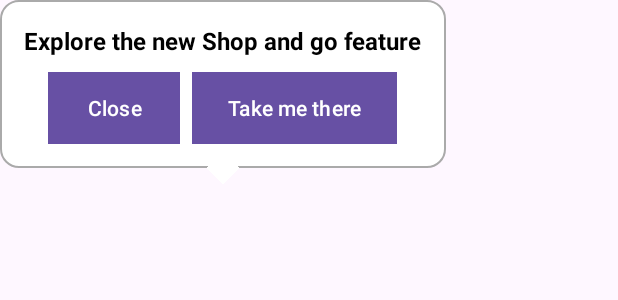
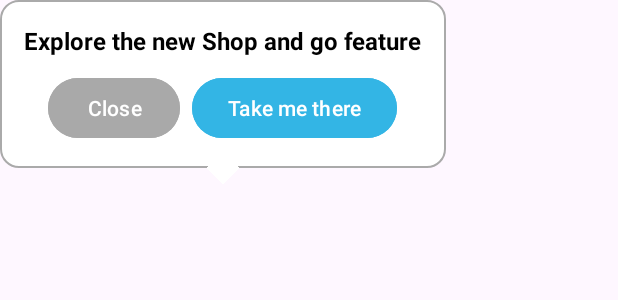
Before and after one commit to sgopal138/android-tooltip, an Android app built with Jetpack Compose: the layout tooltip_layout.xml on its own in the app's theme, with its tools: preview values and no code run, on a phone screen of 412 x 824 dp. Shown: the top 300 px of the screen. Run offline under Robolectric (Android 15) with nearby library versions, the phone set to English and light mode, and no system bars; Roboto replaces fonts that are not available here.

```diff
--- a/app/src/main/java/com/example/tooltipapplication/ComposeActivity.kt
+++ b/app/src/main/java/com/example/tooltipapplication/ComposeActivity.kt
@@ -55,7 +55,7 @@ class ComposeActivity : ComponentActivity() {
             )
             StoreSelectionScreen(storeList)*/
 
-            CheckoutItem()
+            CheckoutScreen()
         }
     }
 }
--- /dev/null
+++ b/app/src/main/res/drawable-night/highlight_background.xml
@@ -0,0 +1,5 @@
+<shape xmlns:android="http://schemas.android.com/apk/res/android"
+    android:shape="rectangle">
+    <solid android:color="#555555"/> <!-- Dark gray for dark mode -->
+    <corners android:radius="8dp"/>
+</shape>
--- /dev/null
+++ b/app/src/main/res/drawable/highlight_background.xml
@@ -0,0 +1,5 @@
+<shape xmlns:android="http://schemas.android.com/apk/res/android"
+    android:shape="rectangle">
+    <solid android:color="#FFE082"/> <!-- Light Amber -->
+    <corners android:radius="8dp"/>
+</shape>
--- /dev/null
+++ b/app/src/main/res/drawable/tooltips_background.xml
@@ -0,0 +1,4 @@
+<shape xmlns:android="http://schemas.android.com/apk/res/android">
+    <solid android:color="@color/tooltip_bg_color" />
+    <corners android:radius="8dp" />
+</shape>
--- a/app/src/main/res/layout/tooltip_layout.xml
+++ b/app/src/main/res/layout/tooltip_layout.xml
@@ -1,9 +1,18 @@
 <?xml version="1.0" encoding="utf-8"?>
-<LinearLayout xmlns:android="http://schemas.android.com/apk/res/android"
+<FrameLayout xmlns:android="http://schemas.android.com/apk/res/android"
+    android:id="@+id/tooltip_root"
+    android:layout_width="match_parent"
+    android:layout_height="match_parent"
+    android:clickable="true"
+    android:background="@android:color/transparent">
+
+    <!-- This container will be positioned programmatically -->
+    <LinearLayout
+        android:id="@+id/tooltip_container"
         android:layout_width="wrap_content"
         android:layout_height="wrap_content"
         android:orientation="vertical"
-    android:gravity="center"
+        android:layout_gravity="top|start"
         android:background="@android:color/transparent">
 
         <!-- Tooltip Box -->
@@ -20,9 +29,9 @@
                 android:layout_width="wrap_content"
                 android:layout_height="wrap_content"
                 android:text="Explore the new Shop and go feature"
-            android:textColor="@android:color/black"
+                android:textColor="@color/tooltip_text_color"
                 android:textSize="16sp"
-            android:textStyle="bold"/>
+                android:textStyle="bold" />
 
             <LinearLayout
                 android:layout_width="match_parent"
@@ -36,17 +45,17 @@
                     android:layout_width="wrap_content"
                     android:layout_height="wrap_content"
                     android:text="Close"
-                android:background="@android:color/darker_gray"
-                android:textColor="@android:color/white"/>
+                    android:backgroundTint="@color/button_close_bg"
+                    android:textColor="@color/button_text_color" />
 
                 <Button
                     android:id="@+id/action_button"
                     android:layout_width="wrap_content"
                     android:layout_height="wrap_content"
                     android:text="Take me there"
-                android:background="@android:color/holo_blue_light"
-                android:textColor="@android:color/white"
-                android:layout_marginStart="8dp"/>
+                    android:layout_marginStart="8dp"
+                    android:backgroundTint="@color/button_action_bg"
+                    android:textColor="@color/button_text_color" />
             </LinearLayout>
         </LinearLayout>
 
@@ -58,5 +67,7 @@
             android:layout_gravity="center_horizontal"
             android:src="@drawable/tooltip_arrow"
             android:rotation="45"
-        android:translationY="-8dp"/>
+            android:translationY="-8dp" />
     </LinearLayout>
+
+</FrameLayout>
--- /dev/null
+++ b/app/src/main/res/values-night/colors.xml
@@ -0,0 +1,11 @@
+<?xml version="1.0" encoding="utf-8"?>
+<resources>
+    <color name="tooltip_text_color">#FFFFFF</color>
+    <color name="tooltip_bg_color">#2C2C2C</color>
+    <color name="button_close_bg">#555555</color>
+    <color name="button_action_bg">#33B5E5</color>
+    <color name="button_text_color">#FFFFFF</color>
+
+
+    <color name="tooltip_highlight_bg">#FFE082</color> <!-- Light amber, for example -->
+</resources>
--- a/app/src/main/res/values/colors.xml
+++ b/app/src/main/res/values/colors.xml
@@ -2,4 +2,14 @@
 <resources>
     <color name="black">#FF000000</color>
     <color name="white">#FFFFFFFF</color>
+
+
+
+    <color name="tooltip_text_color">#000000</color>
+    <color name="tooltip_bg_color">#FFFFFF</color>
+    <color name="button_close_bg">#A9A9A9</color> <!-- darker_gray -->
+    <color name="button_action_bg">#33B5E5</color> <!-- holo_blue_light -->
+    <color name="button_text_color">#FFFFFF</color>
+
+    <color name="tooltip_highlight_bg">#FFE082</color> <!-- Light amber, for example -->
 </resources>
```
Also changed, not shown: app/src/main/java/com/example/tooltipapplication/MainActivity.java (+23 -7 lines), app/src/main/java/com/example/tooltipapplication/TipsScreen.kt (+88 -12 lines), app/src/main/res/drawable/tooltips_arrows.xml (added, +9 -0 lines). Lines whose indentation alone changed are shown as unchanged.
